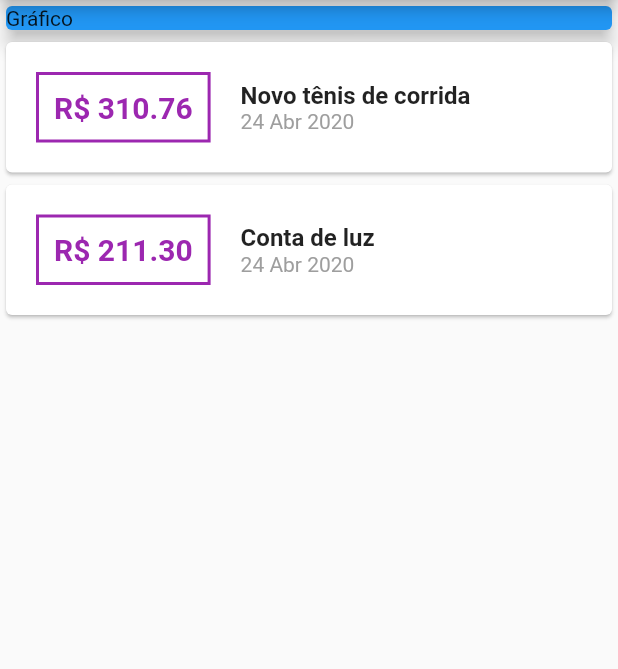
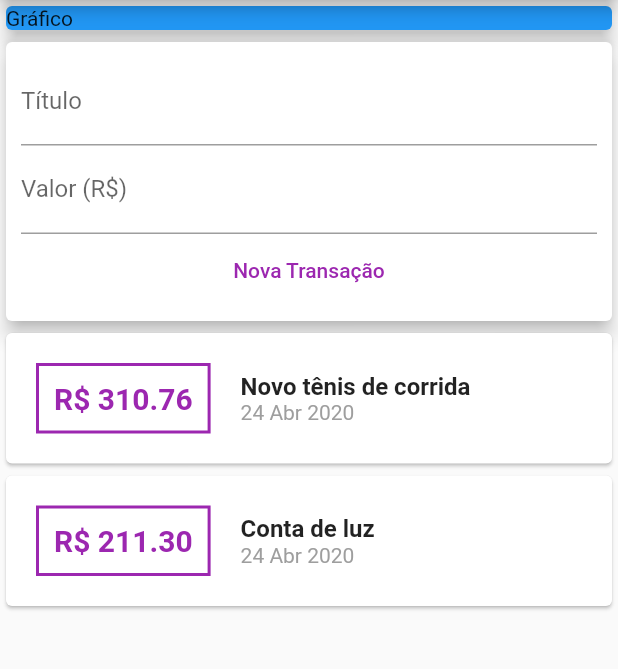
Before and after one commit to guilhermtorres/despesas_pessoais, a Flutter app: the screen it shows after launch, on a phone screen of 412 x 824 dp, the part 84-753 px from its top. Run offline on Flutter 3.47's test engine with Material 2 defaults, Android fonts, the phone set to English and light mode, and no system bars.

Commit message:
Adicionado Transacoes, melhora na estrutura do projeto e novos componentes visuais

```diff
--- a/lib/main.dart
+++ b/lib/main.dart
@@ -1,105 +1,4 @@
-import 'package:despesas_pessoais/models/transacoes.dart';
+import 'package:despesas_pessoais/src/app.dart';
 import 'package:flutter/material.dart';
-import './models/ConversaoData.dart';
 
 main() => runApp(DespesasApp());
-
-class DespesasApp extends StatelessWidget {
-  @override
-  Widget build(BuildContext context) {
-    return MaterialApp(home: MinhaPaginaInicial());
-  }
-}
-
-class MinhaPaginaInicial extends StatelessWidget {
-  final _transacoes = [
-    Transacao(
-      id: 't1',
-      title: 'Novo tênis de corrida',
-      value: 310.76,
-      date: DateTime.now(),
-    ),
-    Transacao(
-      id: 't2',
-      title: 'Conta de luz',
-      value: 211.30,
-      date: DateTime.now(),
-    ),
-  ];
-
-  @override
-  Widget build(BuildContext context) {
-    return Scaffold(
-      appBar: AppBar(
-        title: Text('Despesas Pessoais'),
-      ),
-      body: Column(
-        crossAxisAlignment: CrossAxisAlignment.stretch,
-        children: <Widget>[
-          Container(
-            child: Card(
-              color: Colors.blue,
-              child: Text('Gráfico'),
-              elevation: 5,
-            ),
-          ),
-          Column(
-            children: _transacoes.map(
-              (tr) {
-                return Card(
-                  child: Row(
-                    children: <Widget>[
-                      Container(
-                        margin: EdgeInsets.symmetric(
-                          horizontal: 20,
-                          vertical: 20,
-                        ),
-                        decoration: BoxDecoration(
-                          border: Border.all(
-                            color: Colors.purple,
-                            width: 2,
-                          ),
-                        ),
-                        padding: EdgeInsets.all(10),
-                        child: Text(
-                          'R\$ ${tr.value.toStringAsFixed(2)}',
-                          style: TextStyle(
-                            fontWeight: FontWeight.bold,
-                            fontSize: 20,
-                            color: Colors.purple,
-                          ),
-                        ),
-                      ),
-                      Column(
-                        crossAxisAlignment: CrossAxisAlignment.start,
-                        children: <Widget>[
-                          Text(
-                            tr.title,
-                            style: TextStyle(
-                              fontWeight: FontWeight.bold,
-                              fontSize: 16,
-                            ),
-                            textAlign: TextAlign.center,
-                          ),
-                          Text(
-                            ConversaoData().dateBrWithMonth(tr.date),
-                            style: TextStyle(
-                              color: Colors.grey,
-                            ),
-                          ),
-                        ],
-                      )
-                    ],
-                  ),
-                );
-              },
-            ).toList(),
-          ),
-          Card(
-            elevation: 5,
-          )
-        ],
-      ),
-    );
-  }
-}
--- /dev/null
+++ b/lib/src/app.dart
@@ -0,0 +1,12 @@
+import 'package:despesas_pessoais/src/screens/home_screen.dart';
+import 'package:flutter/material.dart';
+
+class DespesasApp extends StatelessWidget {
+  @override
+  Widget build(BuildContext context) {
+    return MaterialApp(
+      home: MinhaPaginaInicial(),
+      theme: ThemeData(),
+    );
+  }
+}
--- /dev/null
+++ b/lib/src/components/transacao_components.dart
@@ -0,0 +1,68 @@
+import 'package:despesas_pessoais/src/models/transacoes_model.dart';
+import 'package:despesas_pessoais/src/utils/ConversaoData_utils.dart';
+import 'package:flutter/material.dart';
+
+class TransacaoList extends StatelessWidget {
+  final List<Transacao> transacoes;
+
+  TransacaoList(this.transacoes);
+
+  @override
+  Widget build(BuildContext context) {
+    return Container(
+      height: 300,
+      child: ListView.builder(
+        itemCount: transacoes.length,
+        itemBuilder: (ctx, index) {
+          final tr = transacoes[index];
+          return Card(
+            child: Row(
+              children: <Widget>[
+                Container(
+                  margin: EdgeInsets.symmetric(
+                    horizontal: 20,
+                    vertical: 20,
+                  ),
+                  decoration: BoxDecoration(
+                    border: Border.all(
+                      color: Colors.purple,
+                      width: 2,
+                    ),
+                  ),
+                  padding: EdgeInsets.all(10),
+                  child: Text(
+                    'R\$ ${tr.value.toStringAsFixed(2)}',
+                    style: TextStyle(
+                      fontWeight: FontWeight.bold,
+                      fontSize: 20,
+                      color: Colors.purple,
+                    ),
+                  ),
+                ),
+                Column(
+                  crossAxisAlignment: CrossAxisAlignment.start,
+                  children: <Widget>[
+                    Text(
+                      tr.title,
+                      style: TextStyle(
+                        fontWeight: FontWeight.bold,
+                        fontSize: 16,
+                      ),
+                      textAlign: TextAlign.center,
+                    ),
+                    Text(
+                      ConversaoData().dateBrWithMonth(tr.date),
+                      style: TextStyle(
+                        color: Colors.grey,
+                      ),
+                    ),
+                  ],
+                )
+              ],
+            ),
+          );
+        },
+      ),
+    );
+  }
+}
--- /dev/null
+++ b/lib/src/components/transacao_form_components.dart
@@ -0,0 +1,40 @@
+import 'package:flutter/material.dart';
+
+class TransacaoForm extends StatelessWidget {
+  final titleController = TextEditingController();
+  final valueController = TextEditingController();
+  final void Function(String, double) onSubmit;
+  TransacaoForm(this.onSubmit);
+  @override
+  Widget build(BuildContext context) {
+    return Card(
+      elevation: 5,
+      child: Padding(
+        padding: const EdgeInsets.all(10),
+        child: Column(children: <Widget>[
+          TextField(
+            controller: titleController,
+            decoration: InputDecoration(
+              labelText: 'Título',
+            ),
+          ),
+          TextField(
+            controller: valueController,
+            decoration: InputDecoration(
+              labelText: 'Valor (R\$)',
+            ),
+          ),
+          FlatButton(
+            child: Text('Nova Transação'),
+            textColor: Colors.purple,
+            onPressed: () {
+              final title = titleController.text;
+              final value = double.tryParse(valueController.text) ?? 0.0;
+              onSubmit(title, value);
+            },
+          ),
+        ]),
+      ),
+    );
+  }
+}
--- /dev/null
+++ b/lib/src/components/transacao_user_components.dart
@@ -0,0 +1,49 @@
+import 'dart:math';
+
+import 'package:despesas_pessoais/src/models/transacoes_model.dart';
+import 'package:flutter/material.dart';
+import 'transacao_components.dart';
+import 'transacao_form_components.dart';
+
+class TransacaoUsers extends StatefulWidget {
+  @override
+  _TransacaoUsersState createState() => _TransacaoUsersState();
+}
+
+class _TransacaoUsersState extends State<TransacaoUsers> {
+  final _transacoes = [
+    Transacao(
+      id: 't1',
+      title: 'Novo tênis de corrida',
+      value: 310.76,
+      date: DateTime.now(),
+    ),
+    Transacao(
+      id: 't2',
+      title: 'Conta de luz',
+      value: 211.30,
+      date: DateTime.now(),
+    ),
+  ];
+  _addTransacao(String title, double value) {
+    final novaTransacao = Transacao(
+      id: Random().nextDouble().toString(),
+      title: title,
+      value: value,
+      date: DateTime.now(),
+    );
+    setState(() {
+      _transacoes.add(novaTransacao);
+    });
+  }
+
+  @override
+  Widget build(BuildContext context) {
+    return Column(
+      children: <Widget>[
+        TransacaoForm(_addTransacao),
+        TransacaoList(_transacoes),
+      ],
+    );
+  }
+}
--- /dev/null
+++ b/lib/src/screens/home_screen.dart
@@ -0,0 +1,30 @@
+import 'package:despesas_pessoais/src/components/transacao_user_components.dart';
+import 'package:flutter/material.dart';
+
+class MinhaPaginaInicial extends StatelessWidget {
+  Widget chartWidget() => Container(
+        child: Card(
+          color: Colors.blue,
+          child: Text('Gráfico'),
+          elevation: 5,
+        ),
+      );
+  @override
+  Widget build(BuildContext context) {
+    print(context);
+    return Scaffold(
+      appBar: AppBar(
+        title: Text('Despesas Pessoais'),
+      ),
+      body: SingleChildScrollView(
+        child: Column(
+          crossAxisAlignment: CrossAxisAlignment.stretch,
+          children: <Widget>[
+            chartWidget(),
+            TransacaoUsers(),
+          ],
+        ),
+      ),
+    );
+  }
+}
```
Also changed, not shown: lib/src/models/transacoes_model.dart (renamed from lib/models/transacoes.dart), lib/src/utils/ConversaoData_utils.dart (renamed from lib/models/ConversaoData.dart).
